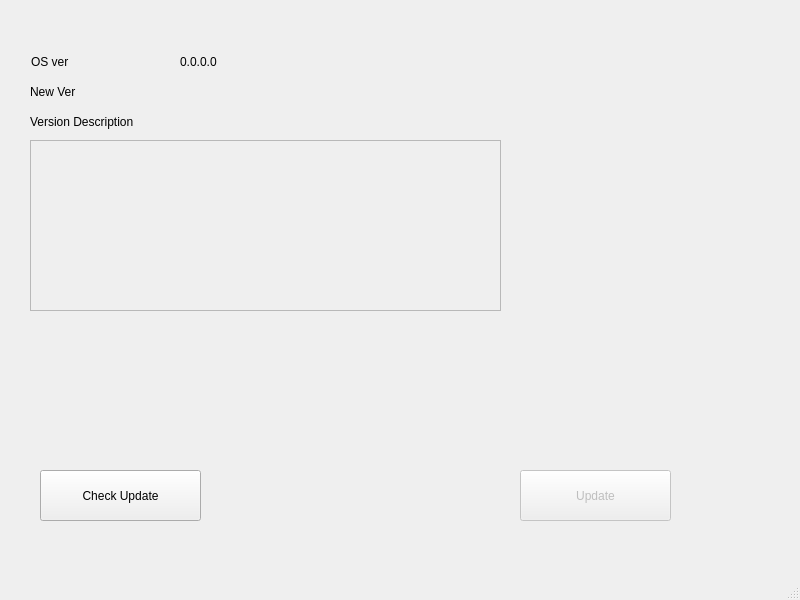
Above: serene-update-assistant-gui/mainwindow.ui from FascodeNet/serene-update-assistant before the change. Below: the same form after it.
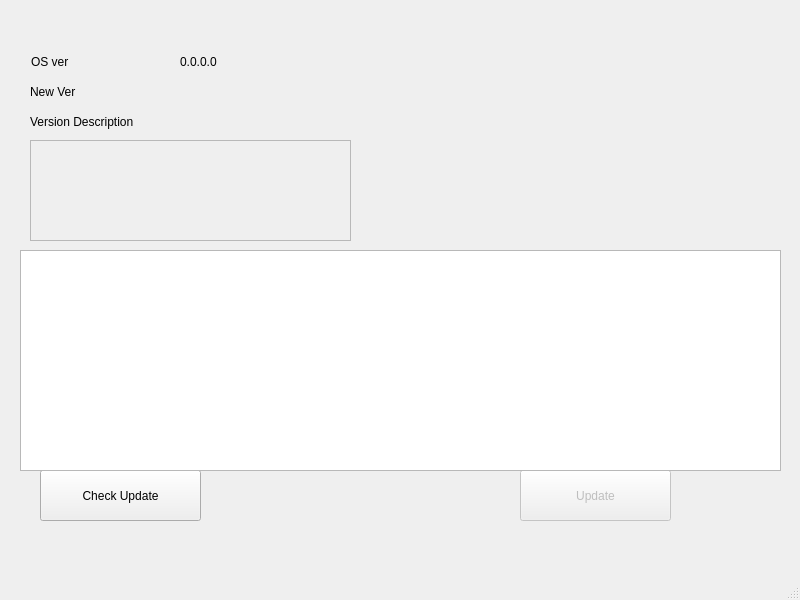
That is the form after the change.

What changed in the file:
```diff
--- a/serene-update-assistant-gui/mainwindow.ui
+++ b/serene-update-assistant-gui/mainwindow.ui
@@ -97,8 +97,8 @@
      <rect>
       <x>30</x>
       <y>140</y>
-      <width>471</width>
-      <height>171</height>
+      <width>321</width>
+      <height>101</height>
      </rect>
     </property>
     <property name="frameShape">
@@ -112,8 +112,8 @@
       <rect>
        <x>10</x>
        <y>10</y>
-       <width>451</width>
-       <height>151</height>
+       <width>301</width>
+       <height>81</height>
       </rect>
      </property>
      <property name="text">
@@ -146,6 +146,19 @@
      <bool>false</bool>
     </property>
    </widget>
+   <widget class="QTextEdit" name="LogTextEdit">
+    <property name="geometry">
+     <rect>
+      <x>20</x>
+      <y>250</y>
+      <width>761</width>
+      <height>221</height>
+     </rect>
+    </property>
+    <property name="readOnly">
+     <bool>true</bool>
+    </property>
+   </widget>
   </widget>
   <widget class="QMenuBar" name="menubar">
    <property name="geometry">
```
